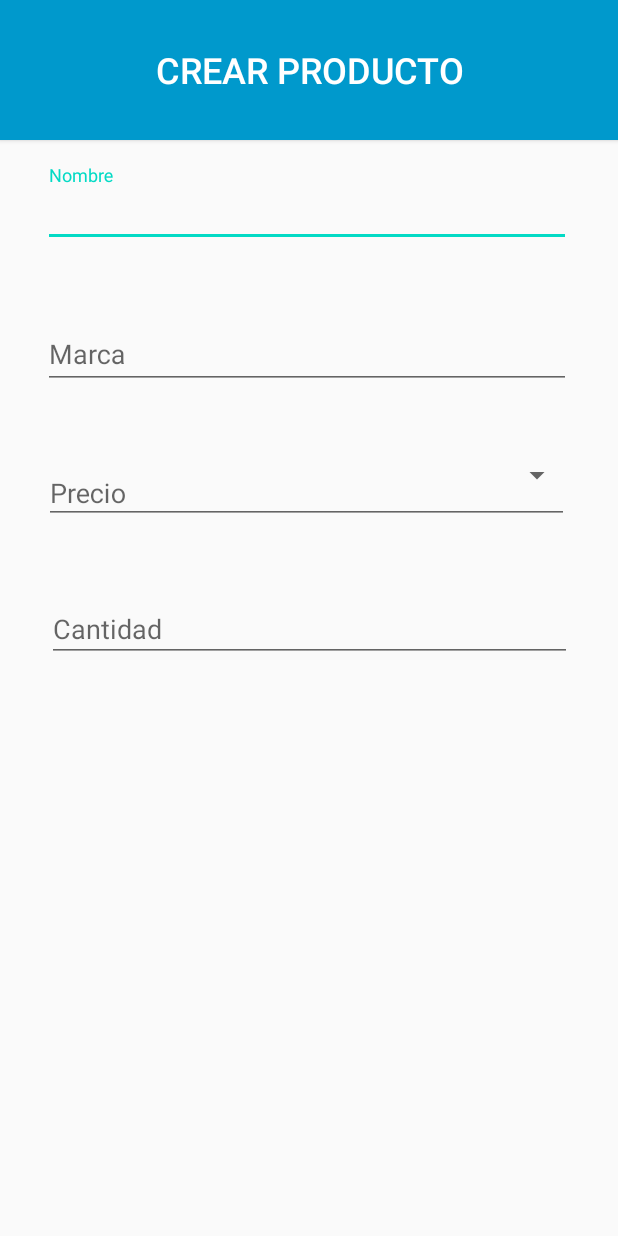
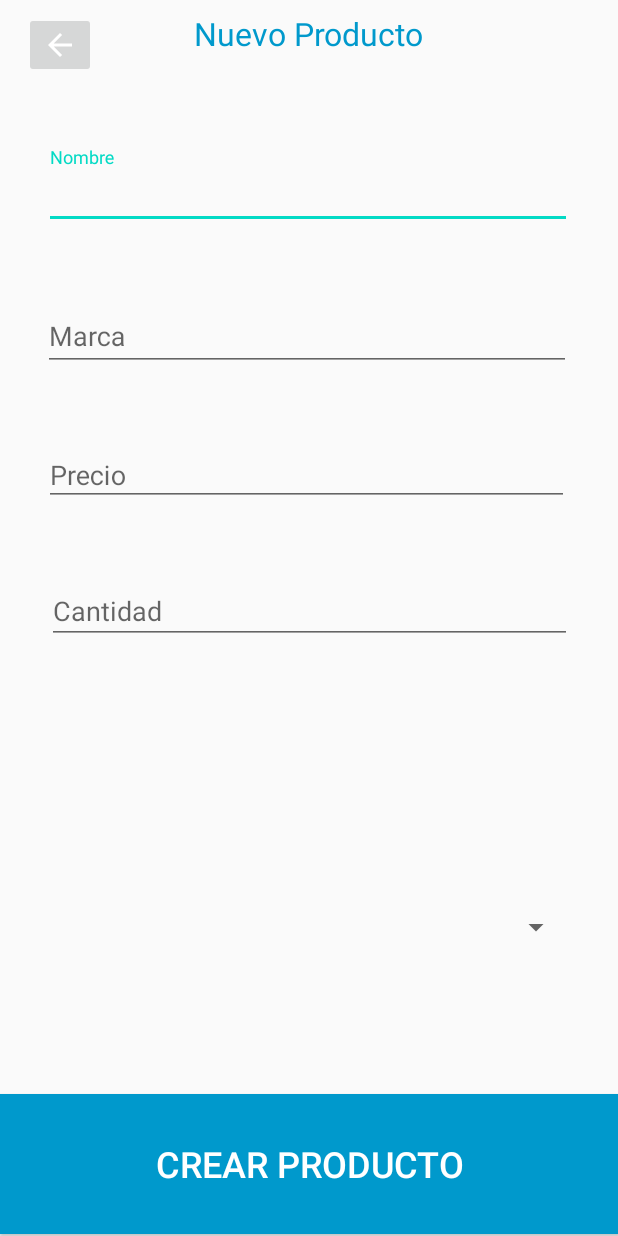
Before and after one commit to jairowdelgado/SIS-apk-movil, an Android app: the layout layout_crear_producto.xml on its own in the app's theme, with its tools: preview values and no code run, on a phone screen of 412 x 824 dp. Run offline under Robolectric (Android 15) with nearby library versions, the phone set to English and light mode, and no system bars.

Commit message:
Agregar y Editar producto

```diff
--- a/SIS/app/src/main/res/layout/layout_crear_producto.xml
+++ b/SIS/app/src/main/res/layout/layout_crear_producto.xml
@@ -17,8 +17,10 @@
             android:text="Crear Producto"
             android:textColor="@android:color/background_light"
             android:textSize="24sp"
-            tools:layout_editor_absoluteX="0dp"
-            tools:layout_editor_absoluteY="647dp"
+            app:layout_constraintBottom_toBottomOf="parent"
+            app:layout_constraintStart_toStartOf="parent"
+            app:layout_constraintTop_toTopOf="@+id/Text_nuevoProducto"
+            app:layout_constraintVertical_bias="0.998"
             tools:ignore="MissingConstraints" />
 
         <ImageButton
@@ -45,22 +47,23 @@
             app:layout_constraintTop_toTopOf="parent" />
 
         <Spinner
-            android:id="@+id/spinner1"
+            android:id="@+id/spinnerMedida"
             android:layout_width="352dp"
             android:layout_height="34dp"
             app:layout_constraintBottom_toTopOf="@+id/btnCrearProducto"
             app:layout_constraintEnd_toEndOf="parent"
+            app:layout_constraintHorizontal_bias="0.491"
             app:layout_constraintStart_toStartOf="parent"
-            app:layout_constraintTop_toBottomOf="@+id/InputCantidadProducto"
-            app:layout_constraintVertical_bias="0.297" />
+            app:layout_constraintTop_toBottomOf="@+id/inputCantidadProducto"
+            app:layout_constraintVertical_bias="0.647" />
 
         <com.google.android.material.textfield.TextInputLayout
             android:id="@+id/inputNombreProducto"
             android:layout_width="352dp"
             android:layout_height="54dp"
-            android:layout_marginTop="60dp"
+            android:layout_marginTop="48dp"
             app:layout_constraintEnd_toEndOf="parent"
-            app:layout_constraintHorizontal_bias="0.483"
+            app:layout_constraintHorizontal_bias="0.491"
             app:layout_constraintStart_toStartOf="parent"
             app:layout_constraintTop_toBottomOf="@+id/Text_nuevoProducto">
 
@@ -106,7 +109,7 @@
         </com.google.android.material.textfield.TextInputLayout>
 
         <com.google.android.material.textfield.TextInputLayout
-            android:id="@+id/InputCantidadProducto"
+            android:id="@+id/inputCantidadProducto"
             android:layout_width="350dp"
             android:layout_height="52dp"
             android:layout_marginTop="40dp"
```
Also changed, not shown: SIS/app/src/main/java/unicauca/sis/EditarProducto.java (+26 -8 lines), SIS/app/src/main/java/unicauca/sis/EscaneoProducto.java (+11 -5 lines), SIS/app/src/main/java/unicauca/sis/crearProducto.java (+60 -2 lines), SIS/app/src/main/java/unicauca/sis/ui/dashboard/DashboardFragment.java (deleted, +0 -35 lines), SIS/app/src/main/java/unicauca/sis/ui/dashboard/DashboardViewModel.java (deleted, +0 -19 lines), SIS/app/src/main/java/unicauca/sis/ui/home/HomeFragment.java (deleted, +0 -35 lines), SIS/app/src/main/java/unicauca/sis/ui/home/HomeViewModel.java (deleted, +0 -19 lines), SIS/app/src/main/java/unicauca/sis/ui/notifications/NotificationsFragment.java (deleted, +0 -35 lines), SIS/app/src/main/java/unicauca/sis/ui/notifications/NotificationsViewModel.java (deleted, +0 -19 lines), SIS/app/src/main/res/values/medidas.xml (added, +8 -0 lines).
